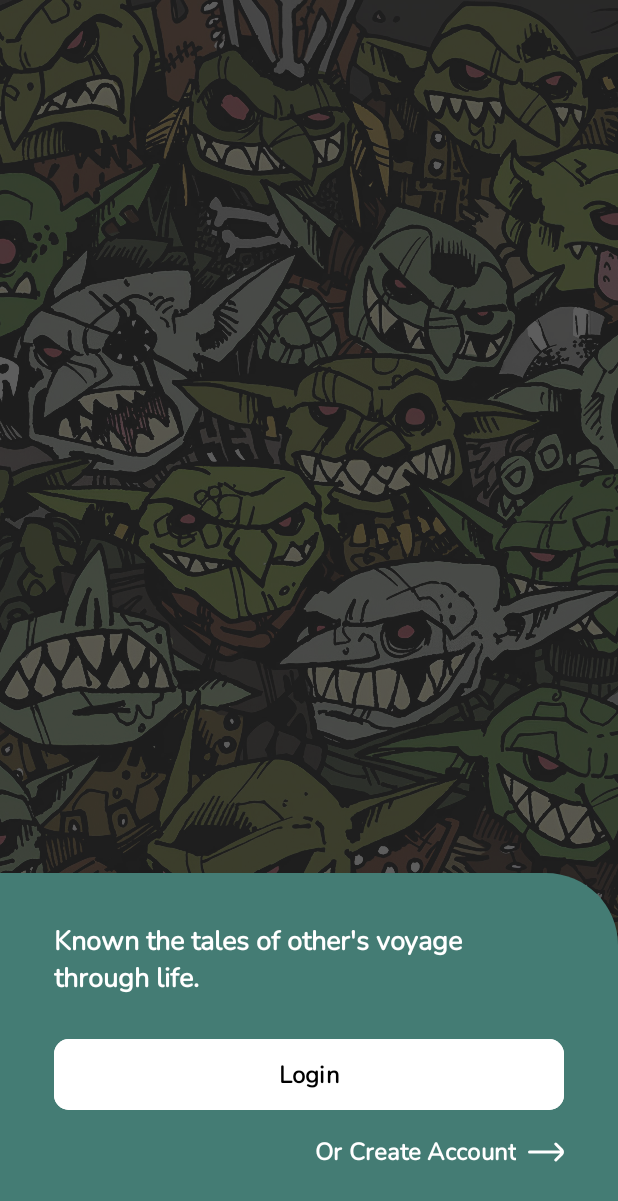
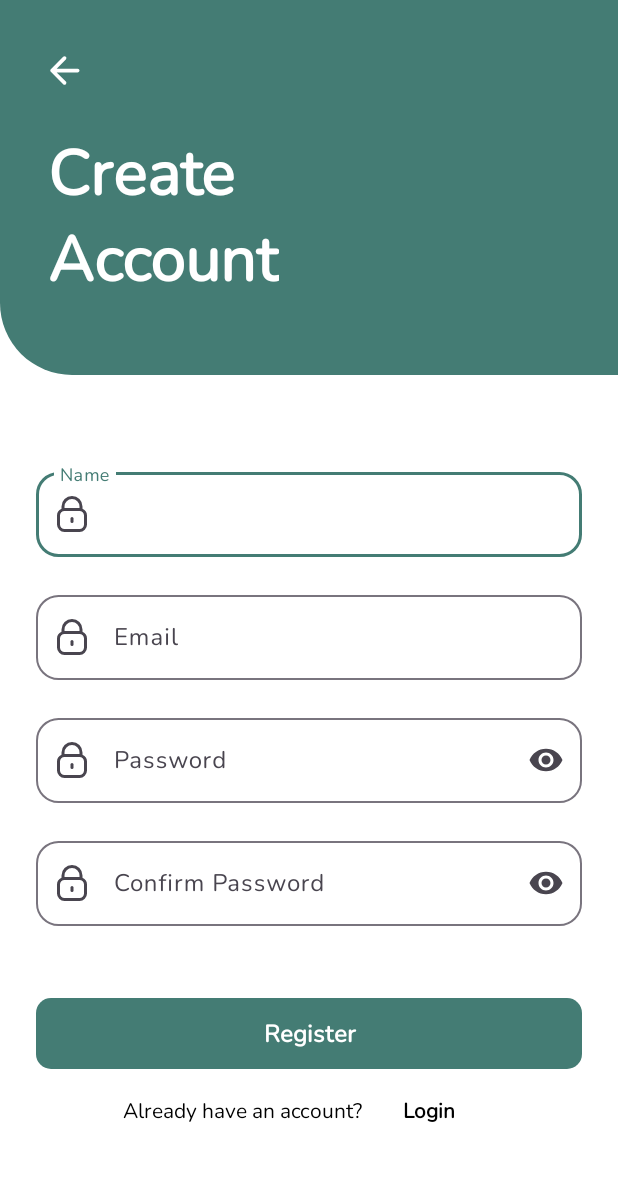
Before and after one commit to FaishalMukhammadSyarief/VoyageOfLife, an Android app: the screen it shows after launch (WelcomeActivity before the commit, RegisterActivity after it), after a tap on "Or Create Account", on a phone screen of 412 x 824 dp. Shown: the top 1201 px of the screen. Run offline under Robolectric (Android 15) with nearby library versions, the phone set to English and light mode, and no system bars; our stand-ins replace Dagger/Hilt's generated code, data binding.

Commit message:
[CREATE] Register Screen UI

```diff
--- a/app/src/main/AndroidManifest.xml
+++ b/app/src/main/AndroidManifest.xml
@@ -1,6 +1,6 @@
 <?xml version="1.0" encoding="utf-8"?>
 <manifest xmlns:android="http://schemas.android.com/apk/res/android"
-    xmlns:tools="http://schemas.android.com/tools" >
+    xmlns:tools="http://schemas.android.com/tools">
 
     <application
         android:name=".base.App"
@@ -12,13 +12,16 @@
         android:roundIcon="@mipmap/ic_launcher_round"
         android:supportsRtl="true"
         android:theme="@style/Theme.VoyageOfLife"
-        tools:targetApi="31" >
+        tools:targetApi="31">
+        <activity
+            android:name=".ui.RegisterActivity"
+            android:exported="false" />
         <activity
             android:name=".ui.LoginActivity"
             android:exported="false" />
         <activity
             android:name=".ui.WelcomeActivity"
-            android:exported="true" >
+            android:exported="true">
             <intent-filter>
                 <action android:name="android.intent.action.MAIN" />
 
--- /dev/null
+++ b/app/src/main/java/com/zhalz/voyageoflife/ui/RegisterActivity.kt
@@ -0,0 +1,42 @@
+package com.zhalz.voyageoflife.ui
+
+import android.content.Intent
+import android.os.Bundle
+import androidx.activity.enableEdgeToEdge
+import androidx.appcompat.app.AppCompatActivity
+import androidx.core.view.ViewCompat
+import androidx.core.view.WindowInsetsCompat
+import androidx.databinding.DataBindingUtil
+import com.zhalz.voyageoflife.R
+import com.zhalz.voyageoflife.databinding.ActivityRegisterBinding
+
+class RegisterActivity : AppCompatActivity() {
+
+    private val binding: ActivityRegisterBinding by lazy { DataBindingUtil.setContentView(this, R.layout.activity_register) }
+
+    override fun onCreate(savedInstanceState: Bundle?) {
+        super.onCreate(savedInstanceState)
+        enableEdgeToEdge()
+        setContentView(binding.root)
+
+        binding.activity = this
+
+        initUI()
+    }
+
+    private fun initUI() {
+        ViewCompat.setOnApplyWindowInsetsListener(findViewById(R.id.main)) { v, insets ->
+            val systemBars = insets.getInsets(WindowInsetsCompat.Type.systemBars())
+            v.setPadding(systemBars.left, systemBars.top, systemBars.right, systemBars.bottom)
+            insets
+        }
+        window.apply { statusBarColor = getColor(R.color.green) }
+    }
+
+    fun toLogin() {
+        val toLogin = Intent(this, LoginActivity::class.java)
+        startActivity(toLogin)
+        finish()
+    }
+
+}
--- a/app/src/main/java/com/zhalz/voyageoflife/ui/WelcomeActivity.kt
+++ b/app/src/main/java/com/zhalz/voyageoflife/ui/WelcomeActivity.kt
@@ -27,7 +27,8 @@ class WelcomeActivity : AppCompatActivity() {
     }
 
     fun toRegister() {
-
+        val toRegis = Intent(this, RegisterActivity::class.java)
+        startActivity(toRegis)
     }
 
 }
--- /dev/null
+++ b/app/src/main/res/layout/activity_register.xml
@@ -0,0 +1,164 @@
+<?xml version="1.0" encoding="utf-8"?>
+<layout xmlns:android="http://schemas.android.com/apk/res/android"
+    xmlns:app="http://schemas.android.com/apk/res-auto"
+    xmlns:tools="http://schemas.android.com/tools">
+
+    <data>
+
+        <variable
+            name="activity"
+            type="com.zhalz.voyageoflife.ui.RegisterActivity" />
+
+    </data>
+
+    <androidx.constraintlayout.widget.ConstraintLayout
+        android:id="@+id/main"
+        android:layout_width="match_parent"
+        android:layout_height="match_parent"
+        android:background="@color/white">
+
+        <LinearLayout
+            android:id="@+id/container_title"
+            android:layout_width="match_parent"
+            android:layout_height="wrap_content"
+            android:background="@drawable/bg_login_title"
+            android:orientation="vertical"
+            android:paddingBottom="48dp"
+            app:layout_constraintTop_toTopOf="parent">
+
+            <ImageView
+                android:layout_width="30dp"
+                android:layout_height="30dp"
+                android:layout_marginStart="28dp"
+                android:layout_marginTop="32dp"
+                android:contentDescription="@string/cd_back"
+                android:onClick="@{() -> activity.finish()}"
+                android:src="@drawable/ic_back"
+                app:tint="@color/white" />
+
+            <TextView
+                android:layout_width="wrap_content"
+                android:layout_height="wrap_content"
+                android:layout_marginStart="32dp"
+                android:layout_marginTop="24dp"
+                android:gravity="start"
+                android:text="@string/create_account"
+                android:textColor="@color/white"
+                android:textSize="42sp"
+                android:textStyle="bold" />
+        </LinearLayout>
+
+        <LinearLayout
+            android:layout_width="match_parent"
+            android:layout_height="wrap_content"
+            android:layout_marginHorizontal="12dp"
+            android:orientation="vertical"
+            android:padding="12dp"
+            app:layout_constraintBottom_toBottomOf="parent"
+            app:layout_constraintEnd_toEndOf="parent"
+            app:layout_constraintStart_toStartOf="parent"
+            app:layout_constraintTop_toBottomOf="@+id/container_title">
+
+            <!-- Name -->
+            <com.google.android.material.textfield.TextInputLayout
+                style="@style/CustomEditText"
+                android:layout_width="match_parent"
+                android:layout_height="wrap_content"
+                android:hint="@string/name"
+                app:startIconDrawable="@drawable/ic_lock">
+
+                <com.google.android.material.textfield.TextInputEditText
+                    android:id="@+id/et_name"
+                    android:layout_width="match_parent"
+                    android:layout_height="wrap_content"
+                    android:inputType="text"
+                    tools:ignore="TextContrastCheck,VisualLintTextFieldSize" />
+            </com.google.android.material.textfield.TextInputLayout>
+
+            <!-- Email -->
+            <com.google.android.material.textfield.TextInputLayout
+                style="@style/CustomEditText"
+                android:layout_width="match_parent"
+                android:layout_height="wrap_content"
+                android:hint="@string/email"
+                app:startIconDrawable="@drawable/ic_lock">
+
+                <com.google.android.material.textfield.TextInputEditText
+                    android:id="@+id/et_email"
+                    android:layout_width="match_parent"
+                    android:layout_height="wrap_content"
+                    android:inputType="textEmailAddress"
+                    tools:ignore="TextContrastCheck,VisualLintTextFieldSize" />
+            </com.google.android.material.textfield.TextInputLayout>
+
+            <!-- Password -->
+            <com.google.android.material.textfield.TextInputLayout
+                style="@style/CustomEditText"
+                android:layout_width="match_parent"
+                android:layout_height="wrap_content"
+                android:hint="@string/password"
+                app:endIconMode="password_toggle"
+                app:startIconDrawable="@drawable/ic_lock">
+
+                <com.google.android.material.textfield.TextInputEditText
+                    android:id="@+id/et_password"
+                    android:layout_width="match_parent"
+                    android:layout_height="wrap_content"
+                    android:inputType="textPassword"
+                    tools:ignore="TextContrastCheck,VisualLintTextFieldSize" />
+            </com.google.android.material.textfield.TextInputLayout>
+
+            <!-- Confirm Password -->
+            <com.google.android.material.textfield.TextInputLayout
+                style="@style/CustomEditText"
+                android:layout_width="match_parent"
+                android:layout_height="wrap_content"
+                android:hint="@string/confirm_password"
+                app:endIconMode="password_toggle"
+                app:startIconDrawable="@drawable/ic_lock">
+
+                <com.google.android.material.textfield.TextInputEditText
+                    android:id="@+id/et_con_password"
+                    android:layout_width="match_parent"
+                    android:layout_height="wrap_content"
+                    android:inputType="textPassword"
+                    tools:ignore="TextContrastCheck,VisualLintTextFieldSize" />
+            </com.google.android.material.textfield.TextInputLayout>
+
+            <com.google.android.material.button.MaterialButton
+                style="@style/CustomButton"
+                android:layout_width="match_parent"
+                android:layout_height="wrap_content"
+                android:layout_marginTop="24dp"
+                android:text="@string/register"
+                android:textColor="@color/white"
+                tools:ignore="VisualLintButtonSize" />
+
+            <LinearLayout
+                android:layout_width="match_parent"
+                android:layout_height="wrap_content"
+                android:gravity="center"
+                android:orientation="horizontal">
+
+                <TextView
+                    android:layout_width="wrap_content"
+                    android:layout_height="wrap_content"
+                    android:text="@string/already_have_an_account"
+                    android:textColor="@color/black" />
+
+                <Button
+                    style="@style/Widget.Material3.Button.TextButton"
+                    android:layout_width="wrap_content"
+                    android:layout_height="wrap_content"
+                    android:onClick="@{() -> activity.toLogin()}"
+                    android:text="@string/login"
+                    android:textColor="@color/black"
+                    android:textStyle="bold"
+                    tools:ignore="VisualLintButtonSize" />
+
+            </LinearLayout>
+
+        </LinearLayout>
+
+    </androidx.constraintlayout.widget.ConstraintLayout>
+</layout>
--- a/app/src/main/res/values/strings.xml
+++ b/app/src/main/res/values/strings.xml
@@ -11,8 +11,12 @@
     <string name="msg_welcome">Known the tales of other\'s voyage through life.</string>
     <string name="cd_back">Back to previous page</string>
     <string name="welcome_back">Welcome \nBack!</string>
+    <string name="create_account">Create \nAccount</string>
     <string name="email">Email</string>
     <string name="password">Password</string>
     <string name="doesnt_have_an_account">Does\'nt have an account?</string>
+    <string name="name">Name</string>
+    <string name="confirm_password">Confirm Password</string>
+    <string name="already_have_an_account">Already have an account?</string>
 
 </resources>
```
